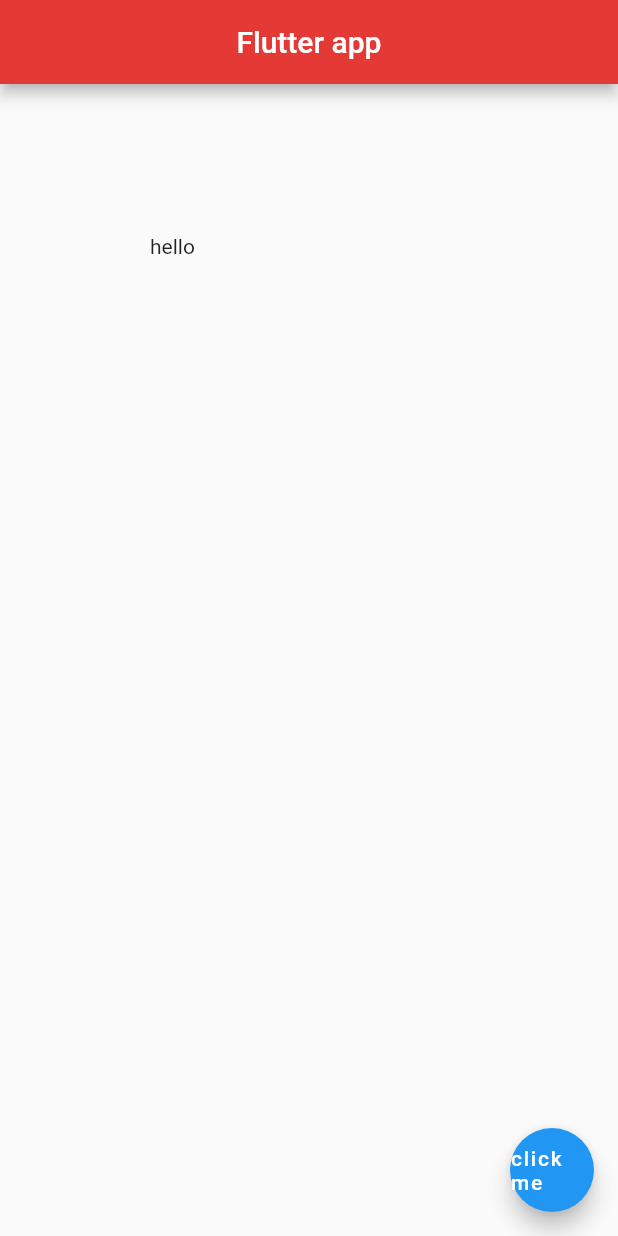
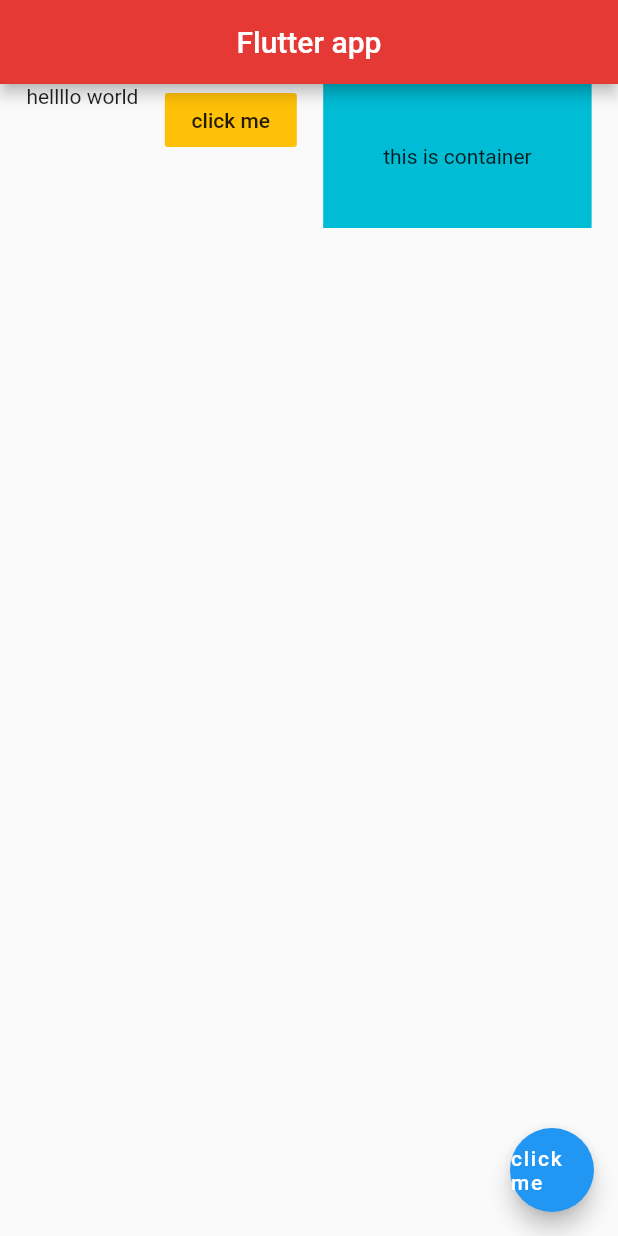
Before and after one commit to sakshi3326/Flutter-Basics, a Flutter app: the screen it shows after launch, on a phone screen of 412 x 824 dp. Run offline on Flutter 3.47's test engine with Material 2 defaults, Android fonts, the phone set to English and light mode, and no system bars.

Commit message:
row widget

```diff
--- a/lib/main.dart
+++ b/lib/main.dart
@@ -14,9 +14,22 @@ class home extends StatelessWidget {
         centerTitle: true,
         backgroundColor: Colors.red[600],
       ),
-      body: Padding(
-        padding: EdgeInsets.all(100.0),
-        child: Text('hello'),
+      body: Row(
+        mainAxisAlignment: MainAxisAlignment.spaceEvenly,
+        crossAxisAlignment: CrossAxisAlignment.start,
+        children: <Widget>[
+          Text('hellllo world'),
+          FlatButton(
+              onPressed: (){},
+              color: Colors.amber,
+            child: Text('click me'),
+          ),
+          Container(
+            color: Colors.cyan,
+            padding: EdgeInsets.all(40.0),
+            child: Text('this is container'),
+          ),
+        ],
       ),
       floatingActionButton: FloatingActionButton(
         onPressed: () {},
```
